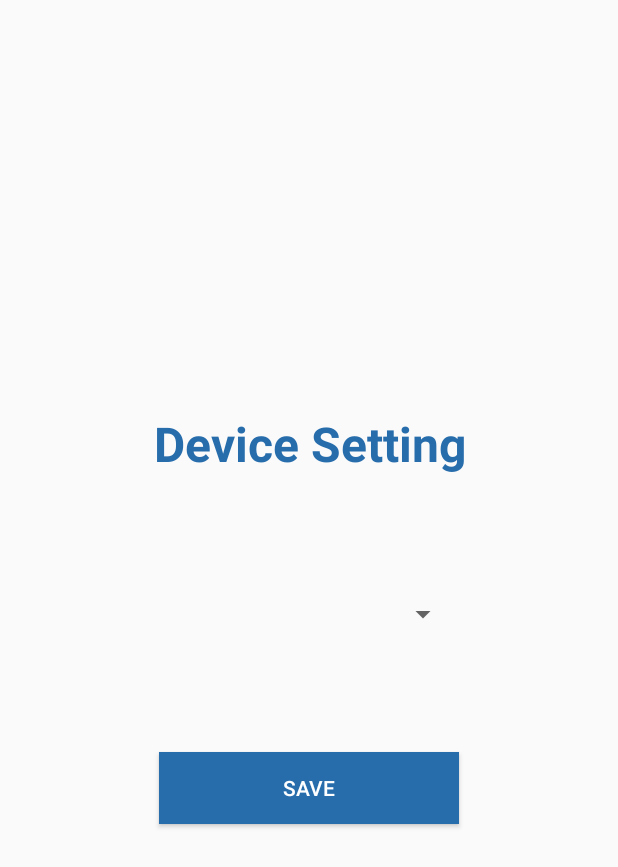
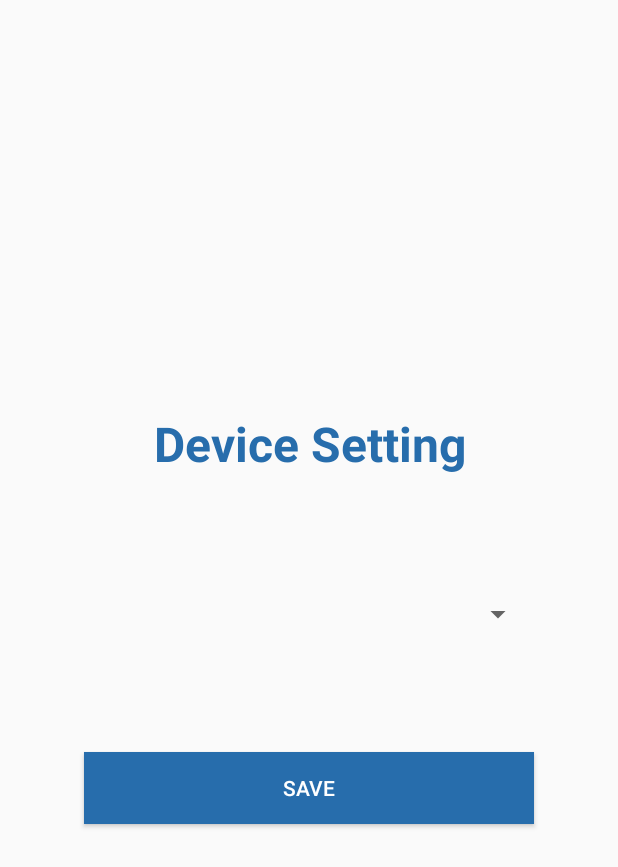
Before and after one commit to brgonzalez/Book-My-Room---Android, an Android app: the layout fragment_update_device_setting.xml on its own in the app's theme, with its tools: preview values and no code run, on a phone screen of 412 x 824 dp. Shown: the top 867 px of the screen. Run offline under Robolectric (Android 15) with nearby library versions, the phone set to English and light mode, and no system bars; plain views replace MaterialBetterSpinner.

Commit message:
Update settings device

```diff
--- a/android/app/src/main/res/layout/fragment_device_setting.xml
+++ b/android/app/src/main/res/layout/fragment_device_setting.xml
@@ -27,7 +27,7 @@
             android:layout_centerInParent="true"
             android:layout_width="fill_parent"
             android:layout_height="wrap_content"
-            android:textSize="26dp"
+            android:textSize="@dimen/small_size_text"
             android:textStyle="bold"
             android:layout_marginTop="70dp"
             android:gravity="center"
@@ -38,9 +38,9 @@
             android:layout_width="wrap_content"
             android:layout_height="wrap_content"
             android:textAppearance="?android:attr/textAppearanceSmall"
-            android:text="Small Text"
+            android:text="testroom@snapfinance.com"
             android:id="@+id/textView"
-            android:textSize="22dp"
+            android:textSize="@dimen/small_size_text"
             android:layout_below="@+id/textView2"
             android:layout_centerInParent="true"
             android:layout_marginTop="23dp" />
--- a/android/app/src/main/res/layout/fragment_update_device_setting.xml
+++ b/android/app/src/main/res/layout/fragment_update_device_setting.xml
@@ -39,22 +39,22 @@
 
             <com.weiwangcn.betterspinner.library.material.MaterialBetterSpinner
                 android:id="@+id/material_spinner1"
-                android:layout_width="200dp"
+                android:layout_width="wrap_content"
                 android:layout_height="wrap_content"
-                android:hint="Room name"
+                android:hint="testroom@snapfinance.com"
                 app:met_floatingLabel="normal"
                 android:textColorHint="#CFD8DC"
                 android:gravity="center"
                 android:layout_marginTop="80dp"
-                android:textSize="25dp"
-
+                android:textSize="@dimen/small_size_text"
+                android:minWidth="300dp"
 
                 android:layout_below="@id/label_update_device_setting"
                 android:layout_centerHorizontal="true" />
 
             <Button android:id="@+id/btn_save_device_setting"
                 android:layout_height="wrap_content"
-                android:layout_width="200dp"
+                android:layout_width="300dp"
                 android:text="@string/btn_save_device_setting"
                 android:background="@color/colorPrimary"
                 android:layout_marginTop="80dp"
@@ -62,9 +62,6 @@
                 android:layout_below="@id/material_spinner1"
                 android:layout_centerHorizontal="true" />
 
-
-
-
     </RelativeLayout>
 
 
```
